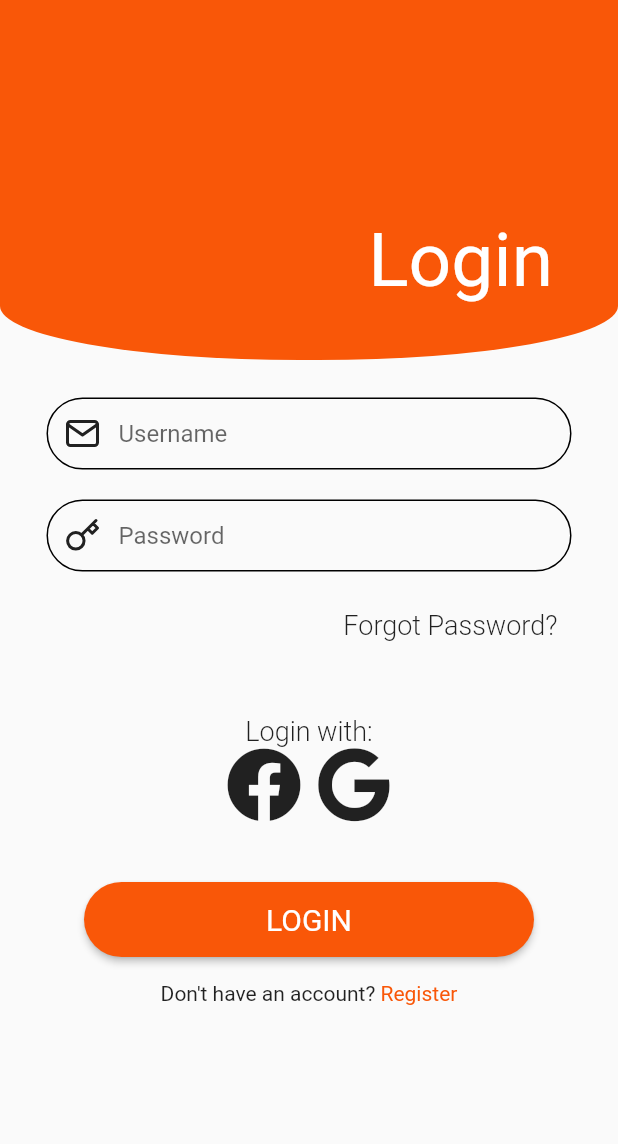
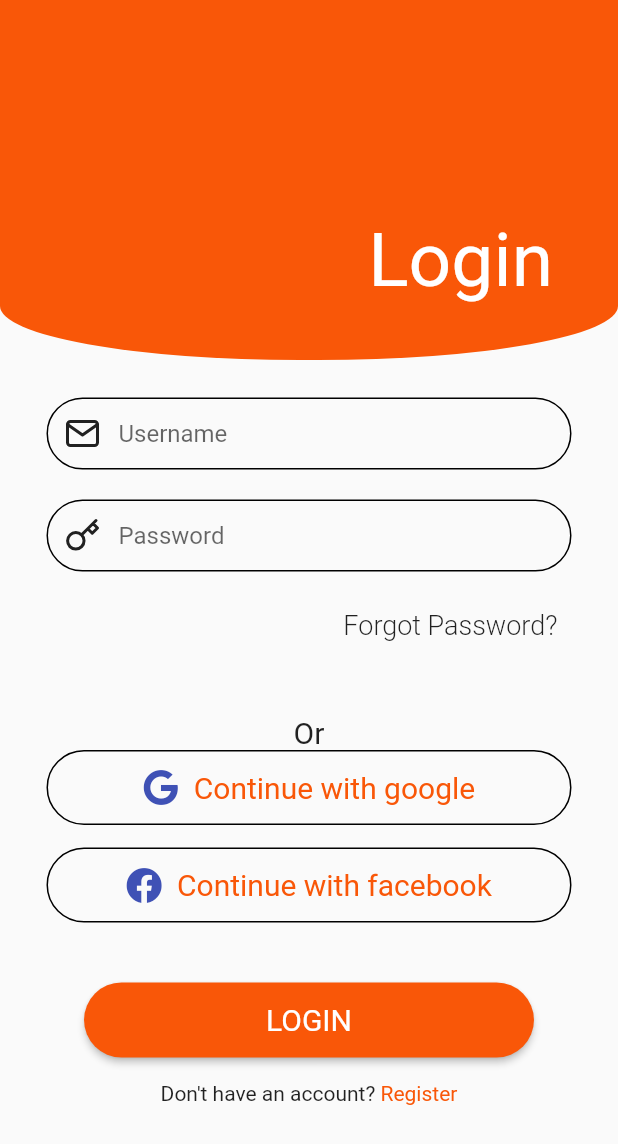
Before and after one commit to Majestr32/unrelatedapp, a Flutter app: the Login screen opened by its route, on a phone screen of 412 x 824 dp. Shown: the top 1144 px of the screen. Run offline on Flutter 3.47's test engine with Material 2 defaults, Android fonts, the phone set to English and light mode, and no system bars; our stand-ins replace flutter_feather_icons, font_awesome_flutter.

Commit message:
login/signup

```diff
--- a/lib/route_generator.dart
+++ b/lib/route_generator.dart
@@ -16,8 +16,12 @@ class RouteGenerator {
     final args = settings.arguments;
 
     switch (settings.name) {
+      case '/sing_up':
+        return MaterialPageRoute(builder: (_) => SignUp());
+      case '/login':
+        return MaterialPageRoute(builder: (_) => Login());
       case '/':
-        return MaterialPageRoute(builder: (_) => Login());
+        return MaterialPageRoute(builder: (_) => HomePage());
       case '/history':
         return MaterialPageRoute(builder: (_) => HistoryPage());
       case '/profile':
--- a/lib/screens/login_screen.dart
+++ b/lib/screens/login_screen.dart
@@ -129,31 +129,78 @@ class _LoginState extends State<Login> {
   }
 
   Widget _social_login() {
-    return Container(
-      child: Column(
+    return Column(
+      mainAxisAlignment: MainAxisAlignment.center,
+      crossAxisAlignment: CrossAxisAlignment.center,
       children: [
         Text(
-            "Login with:",
-            style: TextStyle(fontSize: 18, fontWeight: FontWeight.w300),
+          "Or",
+          style: TextStyle(
+            fontSize: 20,
           ),
-          Row(
+        ),
+        InkWell(
+          onTap: () {
+            print("Clicked");
+          },
+          child: Container(
+            width: 350,
+            height: 50,
+            decoration: BoxDecoration(
+                border: Border.all(color: Colors.black),
+                borderRadius: BorderRadius.circular(30)),
+            child: Row(
               mainAxisAlignment: MainAxisAlignment.center,
+              crossAxisAlignment: CrossAxisAlignment.center,
               children: [
                 Icon(
-                FontAwesomeIcons.facebook,
-                size: 50,
+                  FontAwesomeIcons.google,
+                  color: Colors.indigo,
                 ),
                 SizedBox(
                   width: 10,
                 ),
-              Icon(
-                FontAwesomeIcons.google,
-                size: 50,
+                Text(
+                  "Continue with google",
+                  style: TextStyle(color: Color(0xffF95708), fontSize: 20),
                 ),
               ],
             ),
+          ),
+        ),
+        SizedBox(
+          height: 15,
+        ),
+        InkWell(
+          onTap: () {
+            print("Clicked");
+          },
+          child: Container(
+            width: 350,
+            height: 50,
+            decoration: BoxDecoration(
+                border: Border.all(color: Colors.black),
+                borderRadius: BorderRadius.circular(30)),
+            child: Row(
+              mainAxisAlignment: MainAxisAlignment.center,
+              crossAxisAlignment: CrossAxisAlignment.center,
+              children: [
+                Icon(
+                  FontAwesomeIcons.facebook,
+                  color: Colors.indigo,
+                ),
+                SizedBox(
+                  width: 10,
+                ),
+                Text(
+                  "Continue with facebook",
+                  style: TextStyle(color: Color(0xffF95708), fontSize: 20),
+                ),
               ],
             ),
+          ),
+        )
+      ],
     );
   }
 
```
Also changed, not shown: lib/main.dart (+22 -23 lines). Lines whose indentation alone changed are shown as unchanged.
